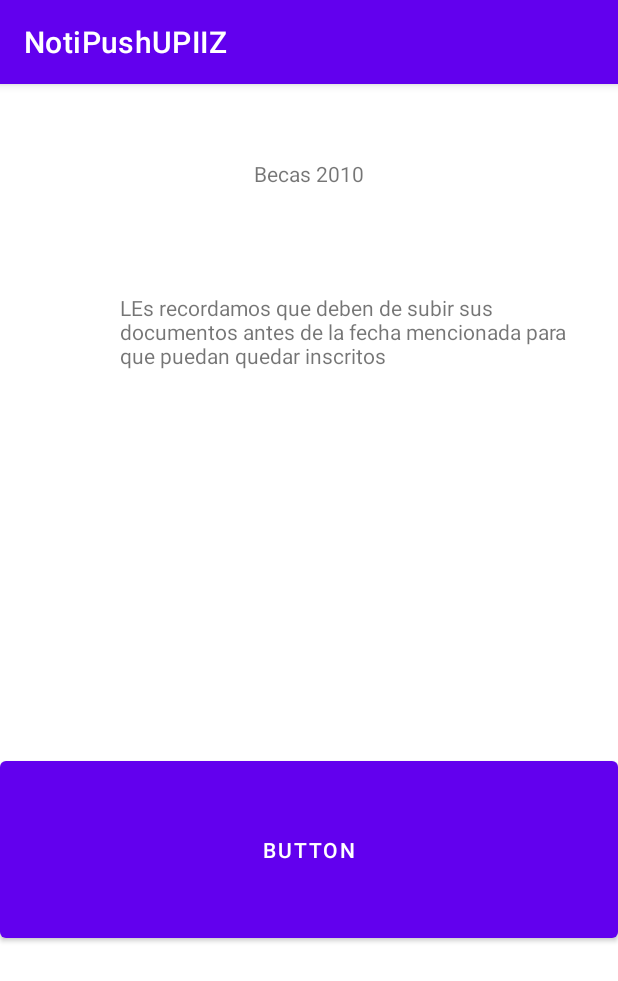
After one commit to causaincausada/NotiPushUPIIZ, an Android app: the DetallesNotifi screen opened directly, with no data from a screen before it, on a phone screen of 412 x 824 dp. The commit adds this screen. Shown: the top 981 px of the screen. Run offline under Robolectric (Android 15) with nearby library versions, the phone set to English and light mode, and no system bars.

Commit message:
Diseños primitivos listos

```diff
--- a/APP/NotiPushUPIIZ/app/build.gradle
+++ b/APP/NotiPushUPIIZ/app/build.gradle
@@ -37,6 +37,7 @@ dependencies {
     implementation 'androidx.navigation:navigation-ui:2.2.2'
     implementation 'androidx.lifecycle:lifecycle-livedata-ktx:2.2.0'
     implementation 'androidx.lifecycle:lifecycle-viewmodel-ktx:2.2.0'
+    implementation 'androidx.legacy:legacy-support-v4:1.0.0'
     testImplementation 'junit:junit:4.+'
     androidTestImplementation 'androidx.test.ext:junit:1.1.2'
     androidTestImplementation 'androidx.test.espresso:espresso-core:3.3.0'
--- a/APP/NotiPushUPIIZ/app/src/main/AndroidManifest.xml
+++ b/APP/NotiPushUPIIZ/app/src/main/AndroidManifest.xml
@@ -9,10 +9,11 @@
         android:roundIcon="@mipmap/ic_launcher_round"
         android:supportsRtl="true"
         android:theme="@style/Theme.NotiPushUPIIZ">
+        <activity android:name=".DetallesNotifi"></activity>
         <activity
             android:name=".drawer"
             android:label="@string/title_activity_drawer"
-            android:theme="@style/Theme.NotiPushUPIIZ.NoActionBar"></activity>
+            android:theme="@style/Theme.NotiPushUPIIZ.NoActionBar" />
         <activity android:name=".LoginInicial" />
         <activity android:name=".MainActivity">
             <intent-filter>
--- /dev/null
+++ b/APP/NotiPushUPIIZ/app/src/main/java/com/example/notipushupiiz/DetallesNotifi.java
@@ -0,0 +1,14 @@
+package com.example.notipushupiiz;
+
+import androidx.appcompat.app.AppCompatActivity;
+
+import android.os.Bundle;
+
+public class DetallesNotifi extends AppCompatActivity {
+
+    @Override
+    protected void onCreate(Bundle savedInstanceState) {
+        super.onCreate(savedInstanceState);
+        setContentView(R.layout.activity_detalles_notifi);
+    }
+}
--- /dev/null
+++ b/APP/NotiPushUPIIZ/app/src/main/res/layout/activity_detalles_notifi.xml
@@ -0,0 +1,53 @@
+<?xml version="1.0" encoding="utf-8"?>
+<androidx.constraintlayout.widget.ConstraintLayout xmlns:android="http://schemas.android.com/apk/res/android"
+    xmlns:app="http://schemas.android.com/apk/res-auto"
+    xmlns:tools="http://schemas.android.com/tools"
+    android:layout_width="match_parent"
+    android:layout_height="match_parent"
+    tools:context=".DetallesNotifi">
+
+    <LinearLayout
+        android:id="@+id/linearLayout"
+        android:layout_width="match_parent"
+        android:layout_height="match_parent"
+        android:orientation="vertical"
+        tools:layout_editor_absoluteX="164dp"
+        tools:layout_editor_absoluteY="316dp">
+
+        <TextView
+            android:id="@+id/textView3"
+            android:layout_width="match_parent"
+            android:layout_height="wrap_content"
+            android:gravity="center"
+            android:padding="50dp"
+            android:text="Becas 2010" />
+
+        <ScrollView
+            android:layout_width="match_parent"
+            android:layout_height="326dp">
+
+            <LinearLayout
+                android:layout_width="match_parent"
+                android:layout_height="wrap_content"
+                android:orientation="vertical">
+
+                <TextView
+                    android:id="@+id/textView4"
+                    android:layout_width="match_parent"
+                    android:layout_height="wrap_content"
+                    android:paddingLeft="80dp"
+                    android:paddingTop="20dp"
+                    android:paddingRight="20dp"
+                    android:paddingBottom="20dp"
+                    android:text="LEs recordamos que deben de subir sus documentos antes de la fecha mencionada para que puedan quedar inscritos" />
+            </LinearLayout>
+        </ScrollView>
+
+        <Button
+            android:id="@+id/button2"
+            android:layout_width="match_parent"
+            android:layout_height="130dp"
+            android:text="Button" />
+
+    </LinearLayout>
+</androidx.constraintlayout.widget.ConstraintLayout>
--- a/APP/NotiPushUPIIZ/app/src/main/res/layout/activity_login_inicial.xml
+++ b/APP/NotiPushUPIIZ/app/src/main/res/layout/activity_login_inicial.xml
@@ -42,9 +42,9 @@
 
     <Button
         android:id="@+id/button"
-        android:layout_width="wrap_content"
-        android:layout_height="wrap_content"
-        android:layout_marginTop="70dp"
+        android:layout_width="194dp"
+        android:layout_height="59dp"
+        android:layout_marginTop="184dp"
         android:text="@string/continuar"
         app:layout_constraintEnd_toEndOf="parent"
         app:layout_constraintStart_toStartOf="parent"
--- a/APP/NotiPushUPIIZ/app/src/main/res/values/strings.xml
+++ b/APP/NotiPushUPIIZ/app/src/main/res/values/strings.xml
@@ -11,7 +11,6 @@
     <string name="nav_header_desc">Navigation header</string>
     <string name="action_settings">Settings</string>
 
-    <string name="menu_home">Home</string>
-    <string name="menu_gallery">Gallery</string>
-    <string name="menu_slideshow">Slideshow</string>
+    <string name="menu_notificaciones">Notificaciones</string>
+    <string name="menu_salir">Salir</string>
 </resources>
```
Also changed, not shown: APP/NotiPushUPIIZ/app/src/main/java/com/example/notipushupiiz/MainActivity.java (+5 -2 lines), APP/NotiPushUPIIZ/app/src/main/java/com/example/notipushupiiz/SalirFragment.java (added, +18 -0 lines), APP/NotiPushUPIIZ/app/src/main/java/com/example/notipushupiiz/drawer.java (+1 -9 lines), APP/NotiPushUPIIZ/app/src/main/java/com/example/notipushupiiz/ui/home/HomeFragment.java (+6 -14 lines), APP/NotiPushUPIIZ/app/src/main/java/com/example/notipushupiiz/ui/home/HomeViewModel.java (deleted, +0 -19 lines), APP/NotiPushUPIIZ/app/src/main/res/layout/app_bar_main.xml (+0 -8 lines), APP/NotiPushUPIIZ/app/src/main/res/layout/fragment_home.xml (+8 -14 lines), APP/NotiPushUPIIZ/app/src/main/res/layout/fragment_salir.xml (added, +13 -0 lines), APP/NotiPushUPIIZ/app/src/main/res/layout/nav_header_main.xml (+4 -4 lines), APP/NotiPushUPIIZ/app/src/main/res/menu/activity_main_drawer.xml (+5 -9 lines), APP/NotiPushUPIIZ/app/src/main/res/menu/drawer.xml (+1 -7 lines), APP/NotiPushUPIIZ/app/src/main/res/navigation/mobile_navigation.xml (+6 -1 lines).
